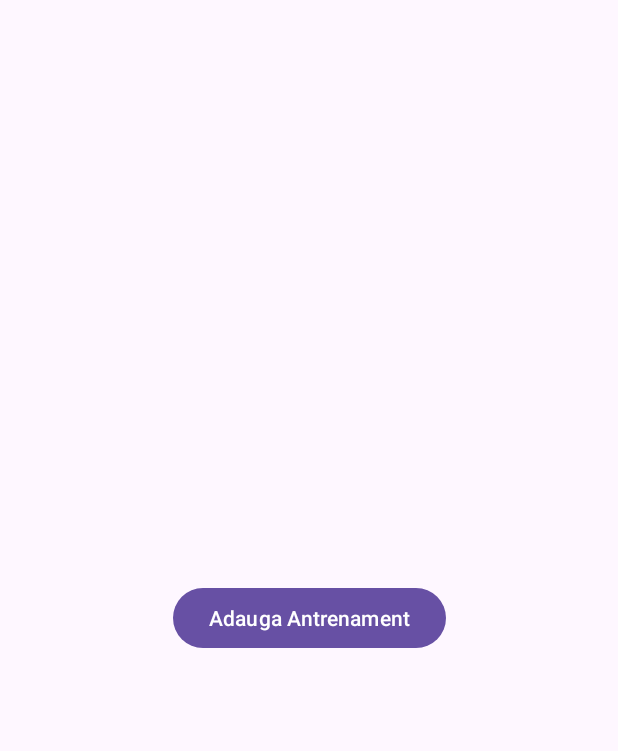
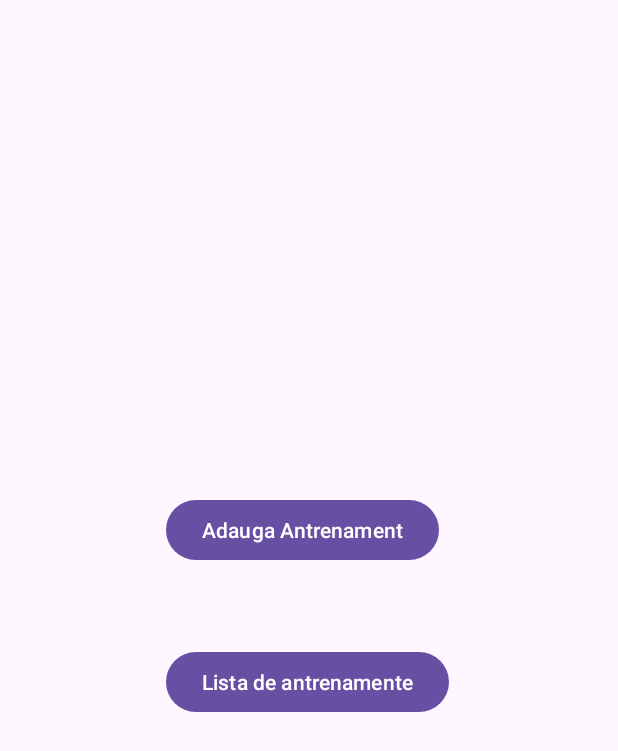
Before and after one commit to aly2705/Simion_Alexandra_ActivitateDAM2024, an Android app: the screen it shows after launch (MainActivity), on a phone screen of 412 x 824 dp. Shown: the top 751 px of the screen. Run offline under Robolectric (Android 15) with nearby library versions, the phone set to English and light mode, and no system bars.

Commit message:
adaugare tasks seminar 5 (continuare s4)

```diff
--- a/Seminar4/app/src/main/AndroidManifest.xml
+++ b/Seminar4/app/src/main/AndroidManifest.xml
@@ -13,6 +13,9 @@
         android:theme="@style/Theme.MyApplication"
         tools:targetApi="31">
         <activity
+            android:name=".ListaAntrenamente"
+            android:exported="false" />
+        <activity
             android:name=".AdaugaAntrenament"
             android:exported="false" />
         <activity
--- a/Seminar4/app/src/main/java/com/example/myapplication/AdaugaAntrenament.java
+++ b/Seminar4/app/src/main/java/com/example/myapplication/AdaugaAntrenament.java
@@ -48,7 +48,11 @@ public class AdaugaAntrenament extends AppCompatActivity {
             Date data = new Date(dp.getYear(), dp.getMonth(), dp.getDayOfMonth());
 
             Antrenament antrenament = new Antrenament(nrExercitii, zi, minute, focus, data);
-            Toast.makeText(getApplicationContext(), antrenament.toString(), Toast.LENGTH_LONG).show();
+
+            Intent it = new Intent();
+            it.putExtra("antrenament", antrenament);
+            setResult(RESULT_OK, it);
+            finish();
         });
     }
 }
--- a/Seminar4/app/src/main/java/com/example/myapplication/MainActivity.java
+++ b/Seminar4/app/src/main/java/com/example/myapplication/MainActivity.java
@@ -3,16 +3,23 @@ package com.example.myapplication;
 import android.content.DialogInterface;
 import android.content.Intent;
 import android.os.Bundle;
+import android.os.Parcelable;
 import android.view.View;
 import android.widget.Button;
+import android.widget.Toast;
 
 import androidx.activity.EdgeToEdge;
+import androidx.annotation.Nullable;
 import androidx.appcompat.app.AppCompatActivity;
 import androidx.core.graphics.Insets;
 import androidx.core.view.ViewCompat;
 import androidx.core.view.WindowInsetsCompat;
 
+import java.util.ArrayList;
+import java.util.List;
+
 public class MainActivity extends AppCompatActivity {
+   private List<Antrenament> antrenamente = null;
 
     @Override
     protected void onCreate(Bundle savedInstanceState) {
@@ -25,6 +32,8 @@ public class MainActivity extends AppCompatActivity {
             return insets;
         });
 
+        antrenamente = new ArrayList<>();
+
         Button btn = findViewById(R.id.button);
         btn.setOnClickListener(new View.OnClickListener() {
             @Override
@@ -33,6 +42,24 @@ public class MainActivity extends AppCompatActivity {
                 startActivityForResult(it, 345);
             }
         });
+
+        Button btnLista = findViewById(R.id.button2);
+        btnLista.setOnClickListener((View view)->{
+            Intent it = new Intent(getApplicationContext(), ListaAntrenamente.class);
+            it.putParcelableArrayListExtra("antrenamente", (ArrayList<? extends Parcelable>) antrenamente);
+            startActivity(it);
+        });
     }
 
+    @Override
+    protected void onActivityResult(int requestCode, int resultCode, @Nullable Intent data) {
+        super.onActivityResult(requestCode, resultCode, data);
+        if(requestCode == 345){
+            if(resultCode == RESULT_OK){
+                Antrenament antrenament = data.getParcelableExtra("antrenament");
+                antrenamente.add(antrenament);
+                Toast.makeText(getApplicationContext(), antrenament.toString(), Toast.LENGTH_LONG).show();
+            }
+        }
+    }
 }
--- a/Seminar4/app/src/main/res/layout/activity_main.xml
+++ b/Seminar4/app/src/main/res/layout/activity_main.xml
@@ -14,7 +14,21 @@
         android:text="Adauga Antrenament"
         app:layout_constraintBottom_toBottomOf="parent"
         app:layout_constraintEnd_toEndOf="parent"
+        app:layout_constraintHorizontal_bias="0.482"
         app:layout_constraintStart_toStartOf="parent"
         app:layout_constraintTop_toTopOf="parent"
-        />
+        app:layout_constraintVertical_bias="0.424" />
+
+    <Button
+        android:id="@+id/button2"
+        android:layout_width="wrap_content"
+        android:layout_height="wrap_content"
+        android:layout_marginTop="32dp"
+        android:text="Lista de antrenamente"
+        app:layout_constraintBottom_toBottomOf="parent"
+        app:layout_constraintEnd_toEndOf="parent"
+        app:layout_constraintHorizontal_bias="0.497"
+        app:layout_constraintStart_toStartOf="parent"
+        app:layout_constraintTop_toTopOf="parent"
+        app:layout_constraintVertical_bias="0.536" />
 </androidx.constraintlayout.widget.ConstraintLayout>
```
Also changed, not shown: Seminar4/app/src/main/java/com/example/myapplication/Antrenament.java (+38 -1 lines), Seminar4/app/src/main/java/com/example/myapplication/ListaAntrenamente.java (added, +56 -0 lines), Seminar4/app/src/main/res/layout/activity_lista_antrenamente.xml (added, +16 -0 lines).
